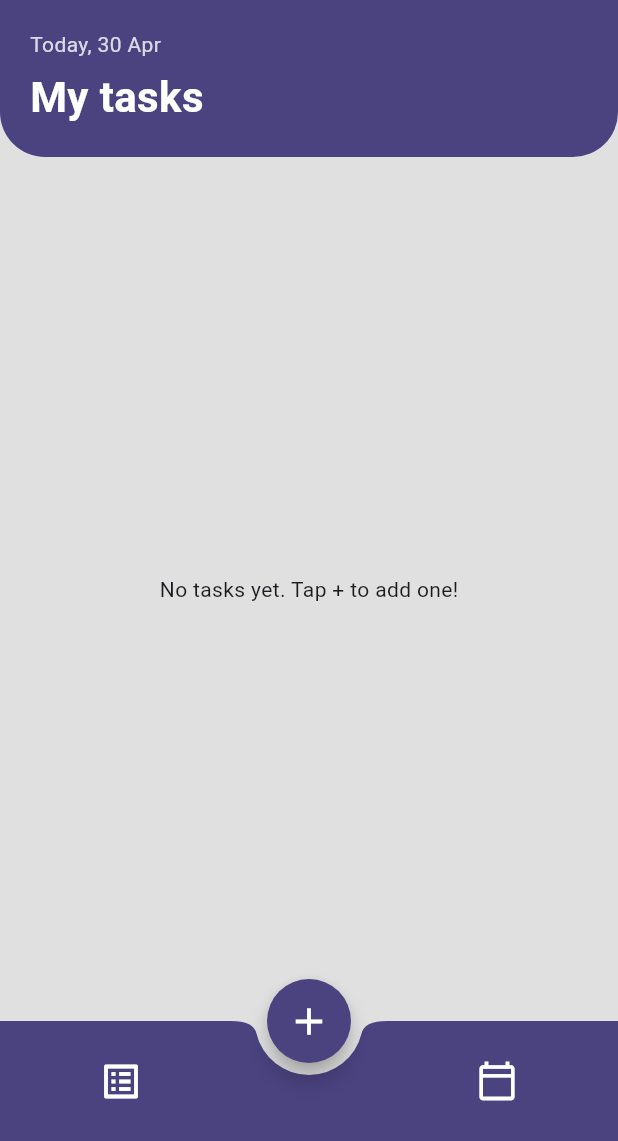
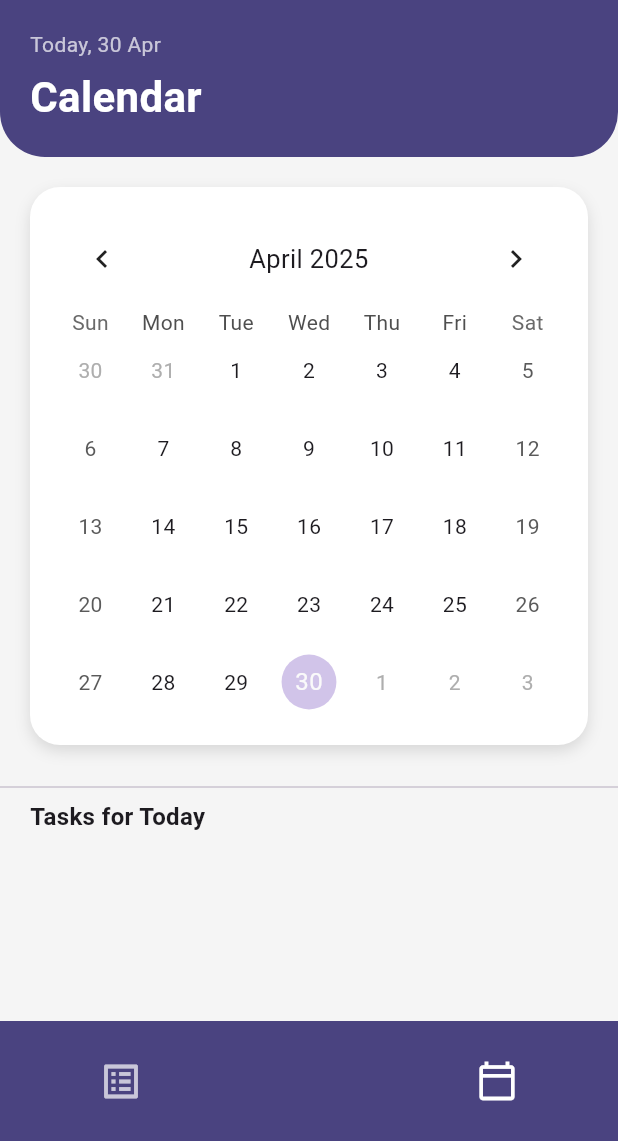
Before and after one commit to code0lama/Todoire, a Flutter app: the screen it shows after launch, after a tap on the "calendar today" icon, on a phone screen of 412 x 824 dp, the part 95-1236 px from its top. Run offline on Flutter 3.47's test engine with Material 3 defaults, Android fonts, the phone set to English and light mode, and no system bars; drawn by our look-alikes of table_calendar.

Commit message:
calender page+ tasks page updates

```diff
--- /dev/null
+++ b/lib/calender_page.dart
@@ -0,0 +1,232 @@
+import 'package:flutter/material.dart';
+import 'package:table_calendar/table_calendar.dart';
+import 'package:intl/intl.dart';
+import 'main.dart';
+
+class CalendarPage extends StatefulWidget {
+  @override
+  _CalendarPageState createState() => _CalendarPageState();
+}
+
+class _CalendarPageState extends State<CalendarPage> {
+  DateTime focusedDay = DateTime.now();
+  DateTime? selectedDay;
+  bool _showLabels = true;
+  bool _showCompleted = true;
+
+  @override
+  Widget build(BuildContext context) {
+    return Scaffold(
+      backgroundColor: Colors.grey[100],
+      body: Column(
+        children: [
+          _buildHeader(context),
+          SizedBox(height: 20),
+          Container( margin: EdgeInsets.symmetric(horizontal: 20),
+            padding: EdgeInsets.all(16),
+            decoration: BoxDecoration(
+              color: Colors.white,
+              borderRadius: BorderRadius.circular(20),
+              boxShadow: [
+                BoxShadow(
+                  color: Colors.black12,
+                  blurRadius: 8,
+                  offset: Offset(0, 4),
+                ),
+              ],
+            ),
+            child: TableCalendar(
+              focusedDay: focusedDay,
+              firstDay: DateTime.utc(2020, 1, 1),
+              lastDay: DateTime.utc(2060, 12, 31),
+              selectedDayPredicate: (day) => isSameDay(selectedDay, day),
+              onDaySelected: (selected, focused) {
+                setState(() {
+                  selectedDay = selected;
+                  focusedDay = focused;
+                });
+              },
+              calendarStyle: CalendarStyle(
+                selectedDecoration: BoxDecoration(
+                  color: Color(0xFF4A4380),
+                  shape: BoxShape.circle,
+                ),
+                todayDecoration: BoxDecoration(
+                  color: Colors.deepPurple.withOpacity(0.3),
+                  shape: BoxShape.circle,
+                ),
+              ),
+              headerStyle: HeaderStyle(
+                formatButtonVisible: false,
+                titleCentered: true,
+              ),
+            ),
+          ),
+          SizedBox(height: 20),
+          Divider(),
+          Padding(
+            padding: const EdgeInsets.symmetric(horizontal: 20),
+            child: Align(
+              alignment: Alignment.centerLeft,
+              child: Text(
+                "Tasks for ${selectedDay != null ? DateFormat('EEEE dd-MM-yyyy').format(selectedDay!) : 'Today'}",
+                style: TextStyle(fontSize: 16, fontWeight: FontWeight.bold),
+              ),
+            ),
+          ),
+        ],
+      ),
+      bottomNavigationBar: BottomAppBar(
+        color: Color(0xFF4A4380),
+        shape: CircularNotchedRectangle(),
+        notchMargin: 8.0,
+        elevation: 8.0,
+        child: Container(
+          height: 65,
+          child: Row(
+            mainAxisAlignment: MainAxisAlignment.spaceAround,
+            children: [
+              IconButton(
+                icon: Icon(Icons.list_alt_outlined, color: Colors.white.withOpacity(0.7), size: 30),
+                onPressed: () {
+                  Navigator.pushReplacement(
+                    context,
+                    MaterialPageRoute(builder: (context) => TaskScreen()),
+                  );
+                },
+              ),
+              SizedBox(width: 40),
+              IconButton(
+                icon: Icon(Icons.calendar_today_outlined, color: Colors.white, size: 28),
+                onPressed: () {},
+              ),
+            ],
+          ),
+        ),
+      ),
+    );
+  }
+
+  Widget _buildHeader(BuildContext context) {
+    double topPadding = MediaQuery.of(context).padding.top;
+    final now = DateTime.now();
+    final formattedDate = DateFormat('d MMM').format(now);
+    final String displayDateString = 'Today, $formattedDate';
+
+    return Container(
+      padding: EdgeInsets.only(
+        top: topPadding + 15,
+        left: 20,
+        right: 20,
+        bottom: 20,
+      ),
+      decoration: BoxDecoration(
+        color: Color(0xFF4A4380),
+        borderRadius: BorderRadius.only(
+          bottomLeft: Radius.circular(30),
+          bottomRight: Radius.circular(30),
+        ),
+      ),
+      child: Column(
+        crossAxisAlignment: CrossAxisAlignment.start,
+        children: [
+          Row(
+            mainAxisAlignment: MainAxisAlignment.spaceBetween,
+            children: [
+              IconButton(
+                icon: Icon(Icons.grid_view_rounded, color: Colors.white, size: 28),
+                onPressed: () {},
+              ),
+              Expanded(
+                child: Container(
+                  margin: EdgeInsets.symmetric(horizontal: 15),
+                  padding: EdgeInsets.symmetric(horizontal: 15),
+                  decoration: BoxDecoration(
+                    color: Colors.white30,
+                    borderRadius: BorderRadius.circular(30),
+                  ),
+                  child: TextField(
+                    style: TextStyle(color: Colors.white),
+                    decoration: InputDecoration(
+                      icon: Icon(Icons.search, color: Colors.white.withOpacity(0.8)),
+                      hintText: 'Search',
+                      hintStyle: TextStyle(color: Colors.white.withOpacity(0.8)),
+                      border: InputBorder.none,
+                    ),
+                  ),
+                ),
+              ),
+              PopupMenuButton<String>(
+                icon: Icon(Icons.more_horiz, color: Colors.white, size: 28),
+                color: Colors.white,
+                shape: RoundedRectangleBorder(
+                  borderRadius: BorderRadius.circular(12.0),
+                ),
+                elevation: 4,
+                onSelected: (String result) {
+                  setState(() {
+                    switch (result) {
+                      case 'show_label':
+                        _showLabels = !_showLabels;
+                        break;
+                      case 'show_completed':
+                        _showCompleted = !_showCompleted;
+                        break;
+                      case 'sort':
+                      // Add sort logic here
+                        break;
+                    }
+                  });
+                },
+                itemBuilder: (BuildContext context) => <PopupMenuEntry<String>>[
+                  PopupMenuItem<String>(
+                    value: 'show_label',
+                    child: Row(
+                      children: [
+                        Icon(Icons.label_outline, color: Color(0xFF4A4380)),
+                        SizedBox(width: 12),
+                        Text('Show Label'),
+                        Spacer(),
+                        if (_showLabels)
+                          Icon(Icons.check, color: Color(0xFF4A4380)),
+                      ],
+                    ),
+                  ),
+                  PopupMenuItem<String>(
+                    value: 'show_completed',
+                    child: Row(
+                      children: [
+                        Icon(Icons.check_circle_outline, color: Color(0xFF4A4380)),
+                        SizedBox(width: 12),
+                        Text('Show Completed'),
+                        Spacer(),
+                        if (_showCompleted)
+                          Icon(Icons.check, color: Color(0xFF4A4380)),
+                      ],
+                    ),
+                  ),
+                  PopupMenuItem<String>(
+                    value: 'sort',
+                    child: Row(
+                      children: [
+                        Icon(Icons.sort, color: Color(0xFF4A4380)),
+                        SizedBox(width: 12),
+                        Text('Sort'),
+                      ],
+                    ),
+                  ),
+                ]                    ,
+              )],
+          ),
+          SizedBox(height: 20),
+          Text(displayDateString,
+              style: TextStyle(color: Colors.white70, fontSize: 14)),
+          SizedBox(height: 5),
+          Text('Calendar',
+              style: TextStyle(
+                  color: Colors.white, fontSize: 28, fontWeight: FontWeight.bold)),
+        ],
+      ),
+    );
+  }
+}
--- a/pubspec.yaml
+++ b/pubspec.yaml
@@ -40,6 +40,7 @@ dependencies:
 dev_dependencies:
   flutter_test:
     sdk: flutter
+  table_calendar: ^3.0.9
 
   # The "flutter_lints" package below contains a set of recommended lints to
   # encourage good coding practices. The lint set provided by the package is
```
Also changed, not shown: lib/main.dart (+170 -29 lines), pubspec.lock.
